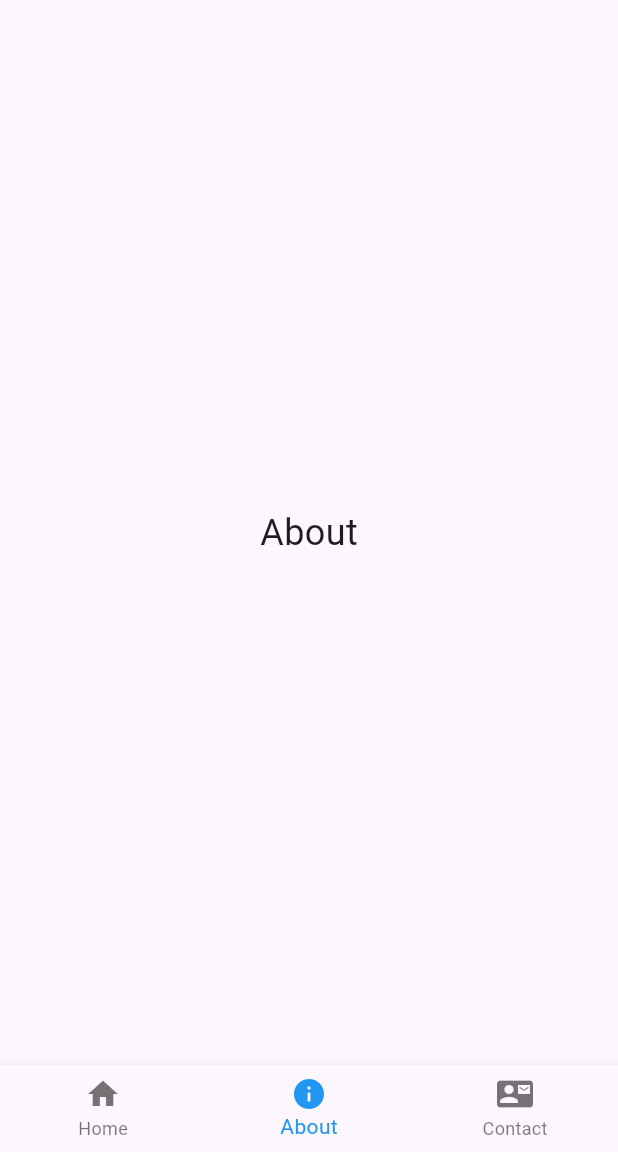
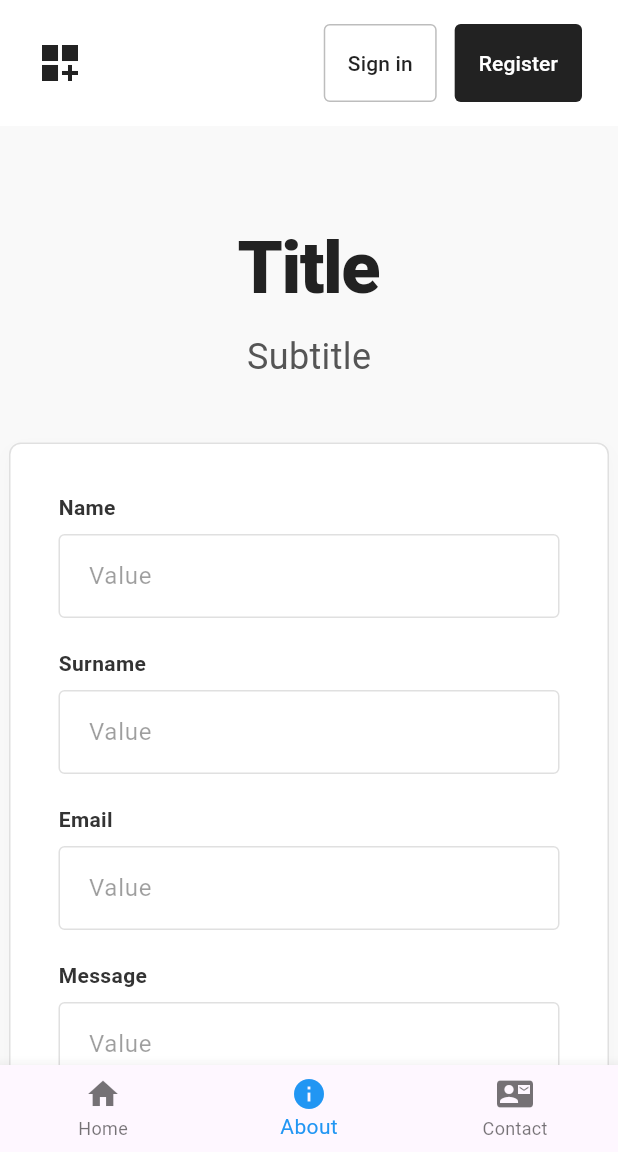
Before and after one commit to vu-phamngoc/ProjectName_Thien_Vu_Hoang_N03_1_2026, a Flutter app: the screen it shows after launch, item 2 of the bottom bar chosen, on a phone screen of 412 x 824 dp, the part 84-1236 px from its top. Run offline on Flutter 3.47's test engine with Material 3 defaults, Android fonts, the phone set to English and light mode, and no system bars; our stand-ins replace google_fonts.

Commit message:
about screen

```diff
--- /dev/null
+++ b/flutter_application/lib/front/screens/about_screen.dart
@@ -0,0 +1,311 @@
+import 'package:flutter/material.dart';
+
+class AboutScreen extends StatelessWidget {
+  const AboutScreen({super.key});
+
+  @override
+  Widget build(BuildContext context) {
+    // Để responsive tốt hơn trên mobile, ta ẩn bớt phần menu top nếu màn hình nhỏ
+    final isDesktop = MediaQuery.of(context).size.width > 800;
+
+    return Scaffold(
+      backgroundColor: const Color(0xFFF9F9F9),
+      body: SingleChildScrollView(
+        child: Column(
+          children: [
+            _buildTopNav(isDesktop),
+            const SizedBox(height: 60),
+            _buildHeader(),
+            const SizedBox(height: 40),
+            _buildForm(),
+            const SizedBox(height: 100),
+            _buildFooter(isDesktop),
+          ],
+        ),
+      ),
+    );
+  }
+
+  Widget _buildTopNav(bool isDesktop) {
+    return Container(
+      color: Colors.white,
+      padding: const EdgeInsets.symmetric(horizontal: 24, vertical: 16),
+      child: Row(
+        mainAxisAlignment: MainAxisAlignment.spaceBetween,
+        children: [
+          // Logo
+          const Icon(Icons.dashboard_customize, size: 32, color: Colors.black87),
+
+          // Menu Items (ẩn trên mobile để gọn)
+          if (isDesktop)
+            Row(
+              children: [
+                _navItem("Products"),
+                _navItem("Solutions"),
+                _navItem("Community"),
+                _navItem("Resources"),
+                _navItem("Pricing"),
+                _navItem("Contact"),
+              ],
+            ),
+
+          // Auth Buttons
+          Row(
+            children: [
+              OutlinedButton(
+                onPressed: () {},
+                style: OutlinedButton.styleFrom(
+                  foregroundColor: Colors.black87,
+                  side: const BorderSide(color: Colors.black26),
+                  shape: RoundedRectangleBorder(borderRadius: BorderRadius.circular(4)),
+                  padding: const EdgeInsets.symmetric(horizontal: 16, vertical: 16),
+                ),
+                child: const Text("Sign in"),
+              ),
+              const SizedBox(width: 12),
+              ElevatedButton(
+                onPressed: () {},
+                style: ElevatedButton.styleFrom(
+                  backgroundColor: const Color(0xFF222222),
+                  foregroundColor: Colors.white,
+                  shape: RoundedRectangleBorder(borderRadius: BorderRadius.circular(4)),
+                  padding: const EdgeInsets.symmetric(horizontal: 16, vertical: 16),
+                  elevation: 0,
+                ),
+                child: const Text("Register"),
+              ),
+            ],
+          )
+        ],
+      ),
+    );
+  }
+
+  Widget _navItem(String text) {
+    return Padding(
+      padding: const EdgeInsets.symmetric(horizontal: 16.0),
+      child: Text(
+        text,
+        style: const TextStyle(
+          color: Colors.black87,
+          fontWeight: FontWeight.w500,
+          fontSize: 14,
+        ),
+      ),
+    );
+  }
+
+  Widget _buildHeader() {
+    return Column(
+      children: const [
+        Text(
+          "Title",
+          style: TextStyle(
+            fontSize: 48,
+            fontWeight: FontWeight.w800,
+            color: Color(0xFF222222),
+            letterSpacing: -1.0,
+          ),
+        ),
+        SizedBox(height: 8),
+        Text(
+          "Subtitle",
+          style: TextStyle(
+            fontSize: 24,
+            color: Color(0xFF555555),
+            fontWeight: FontWeight.w400,
+          ),
+        ),
+      ],
+    );
+  }
+
+  Widget _buildForm() {
+    return Container(
+      width: 400,
+      padding: const EdgeInsets.all(32),
+      decoration: BoxDecoration(
+        color: Colors.white,
+        borderRadius: BorderRadius.circular(8),
+        border: Border.all(color: Colors.black12),
+        boxShadow: [
+          BoxShadow(
+            color: Colors.black.withOpacity(0.02),
+            blurRadius: 10,
+            offset: const Offset(0, 5),
+          )
+        ],
+      ),
+      child: Column(
+        crossAxisAlignment: CrossAxisAlignment.start,
+        children: [
+          _buildTextField("Name"),
+          const SizedBox(height: 20),
+          _buildTextField("Surname"),
+          const SizedBox(height: 20),
+          _buildTextField("Email"),
+          const SizedBox(height: 20),
+          _buildTextField("Message", maxLines: 4),
+          const SizedBox(height: 24),
+          SizedBox(
+            width: double.infinity,
+            child: ElevatedButton(
+              onPressed: () {},
+              style: ElevatedButton.styleFrom(
+                backgroundColor: const Color(0xFF222222),
+                foregroundColor: Colors.white,
+                padding: const EdgeInsets.symmetric(vertical: 20),
+                shape: RoundedRectangleBorder(borderRadius: BorderRadius.circular(4)),
+                elevation: 0,
+              ),
+              child: const Text(
+                "Submit",
+                style: TextStyle(fontSize: 16, fontWeight: FontWeight.w500),
+              ),
+            ),
+          )
+        ],
+      ),
+    );
+  }
+
+  Widget _buildTextField(String label, {int maxLines = 1}) {
+    return Column(
+      crossAxisAlignment: CrossAxisAlignment.start,
+      children: [
+        Text(
+          label,
+          style: const TextStyle(
+            fontSize: 14,
+            fontWeight: FontWeight.w600,
+            color: Color(0xFF333333),
+          ),
+        ),
+        const SizedBox(height: 8),
+        TextField(
+          maxLines: maxLines,
+          decoration: InputDecoration(
+            hintText: "Value",
+            hintStyle: const TextStyle(color: Colors.black38),
+            contentPadding: const EdgeInsets.symmetric(horizontal: 16, vertical: 16),
+            filled: true,
+            fillColor: Colors.white,
+            border: OutlineInputBorder(
+              borderRadius: BorderRadius.circular(4),
+              borderSide: const BorderSide(color: Colors.black12),
+            ),
+            enabledBorder: OutlineInputBorder(
+              borderRadius: BorderRadius.circular(4),
+              borderSide: const BorderSide(color: Colors.black12),
+            ),
+            focusedBorder: OutlineInputBorder(
+              borderRadius: BorderRadius.circular(4),
+              borderSide: const BorderSide(color: Colors.black54),
+            ),
+          ),
+        ),
+      ],
+    );
+  }
+
+  Widget _buildFooter(bool isDesktop) {
+    return Container(
+      color: Colors.white,
+      padding: const EdgeInsets.symmetric(horizontal: 40, vertical: 60),
+      child: isDesktop
+          ? Row(
+              crossAxisAlignment: CrossAxisAlignment.start,
+              children: [
+                Expanded(flex: 1, child: _buildFooterBrand()),
+                Expanded(flex: 3, child: _buildFooterLinksRow()),
+              ],
+            )
+          : Column(
+              crossAxisAlignment: CrossAxisAlignment.start,
+              children: [
+                _buildFooterBrand(),
+                const SizedBox(height: 40),
+                _buildFooterLinksRow(isMobile: true),
+              ],
+            ),
+    );
+  }
+
+  Widget _buildFooterBrand() {
+    return Column(
+      crossAxisAlignment: CrossAxisAlignment.start,
+      children: [
+        const Icon(Icons.dashboard_customize, size: 32, color: Colors.black87),
+        const SizedBox(height: 20),
+        Row(
+          children: const [
+            Icon(Icons.close, size: 24, color: Colors.black54), // X (Twitter)
+            SizedBox(width: 16),
+            Icon(Icons.camera_alt_outlined, size: 24, color: Colors.black54), // Instagram
+            SizedBox(width: 16),
+            Icon(Icons.play_circle_outline, size: 24, color: Colors.black54), // Youtube
+            SizedBox(width: 16),
+            Icon(Icons.work_outline, size: 24, color: Colors.black54), // LinkedIn
+          ],
+        )
+      ],
+    );
+  }
+
+  Widget _buildFooterLinksRow({bool isMobile = false}) {
+    final columns = [
+      _buildFooterColumn("Use cases", [
+        "UI design", "UX design", "Wireframing", "Diagramming",
+        "Brainstorming", "Online whiteboard", "Team collaboration"
+      ]),
+      _buildFooterColumn("Explore", [
+        "Design", "Prototyping", "Development features", "Design systems",
+        "Collaboration features", "Design process", "FigJam"
+      ]),
+      _buildFooterColumn("Resources", [
+        "Blog", "Best practices", "Colors", "Color wheel",
+        "Support", "Developers", "Resource library"
+      ]),
+    ];
+
+    if (isMobile) {
+      return Column(
+        crossAxisAlignment: CrossAxisAlignment.start,
+        children: columns.map((c) => Padding(padding: const EdgeInsets.only(bottom: 32), child: c)).toList(),
+      );
+    } else {
+      return Row(
+        crossAxisAlignment: CrossAxisAlignment.start,
+        mainAxisAlignment: MainAxisAlignment.spaceAround,
+        children: columns,
+      );
+    }
+  }
+
+  Widget _buildFooterColumn(String title, List<String> links) {
+    return Column(
+      crossAxisAlignment: CrossAxisAlignment.start,
+      children: [
+        Text(
+          title,
+          style: const TextStyle(
+            fontWeight: FontWeight.bold,
+            fontSize: 16,
+            color: Colors.black87,
+          ),
+        ),
+        const SizedBox(height: 20),
+        ...links.map((link) => Padding(
+              padding: const EdgeInsets.only(bottom: 12.0),
+              child: Text(
+                link,
+                style: const TextStyle(
+                  fontSize: 14,
+                  color: Colors.black54,
+                ),
+              ),
+            )),
+      ],
+    );
+  }
+}
--- a/flutter_application/lib/main.dart
+++ b/flutter_application/lib/main.dart
@@ -2,6 +2,7 @@ import 'package:flutter/material.dart';
 import 'package:flutter_application/front/screens/home_screen.dart';
 import 'package:flutter_application/front/screens/profile_screen.dart';
 import 'package:flutter_application/front/screens/login_screen.dart';
+import 'package:flutter_application/front/screens/about_screen.dart';
 
 void main() {
   runApp(const UngDung());
@@ -45,7 +46,7 @@ class _TrangGiaoDienState extends State<TrangGiaoDien> {
   Widget build(BuildContext nguCanh) {
     List<Widget> danhSachTab = [
       const HomeScreen(),
-      _tabGioiThieu(),
+      AboutScreen(),
       _tabLienHe(),
     ];
 
```
Also changed, not shown: flutter_application/lib/front/screens/profile_screen.dart (added).
